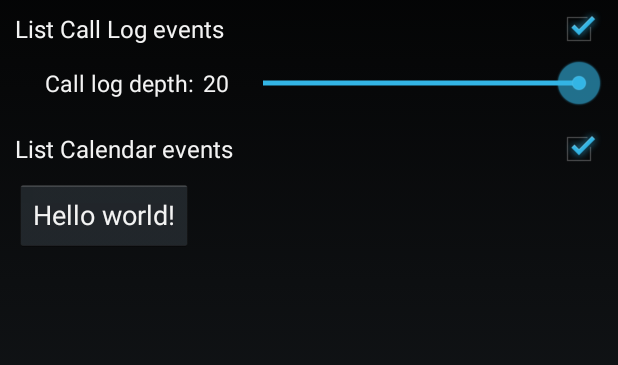
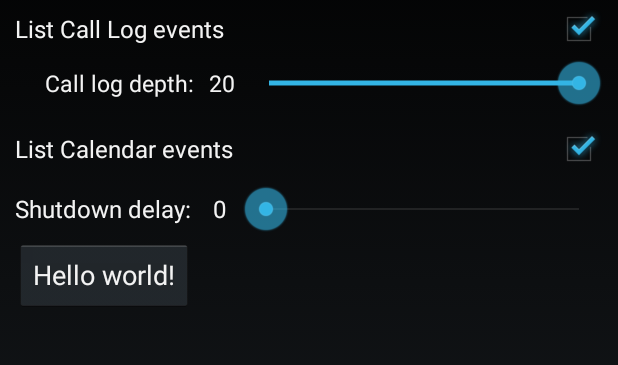
Before and after one commit to Ushkuinik/Caller, an Android app: the screen it shows after launch (ActivitySettings), on a phone screen of 412 x 824 dp, the part 130-495 px from its top. Run offline under Robolectric (Android 15) with nearby library versions, the phone set to English and light mode, and no system bars.

Commit message:
Implemented custom delay on shutdown. Delay can vary between 0 and 10 seconds. Closes #7.

```diff
--- a/app/src/main/java/company/caller/ActivitySettings.java
+++ b/app/src/main/java/company/caller/ActivitySettings.java
@@ -11,13 +11,13 @@ import android.os.Bundle;
 import android.preference.PreferenceManager;
 import android.util.Log;
 import android.view.LayoutInflater;
+import android.view.View;
+import android.widget.Button;
 import android.widget.CheckBox;
 import android.widget.CompoundButton;
 import android.widget.EditText;
 import android.widget.SeekBar;
 import android.widget.Switch;
-import android.widget.Button;
-import android.view.View;
 import android.widget.TextView;
 
 import wei.mark.standout.StandOutWindow;
@@ -66,8 +66,10 @@ public class ActivitySettings extends Activity {
 
         Button button = (Button) findViewById(R.id.button);
         SeekBar seekCallLogDepth = (SeekBar) findViewById(R.id.seekCallLogDepth);
+        SeekBar seekShutdownDelay = (SeekBar) findViewById(R.id.seekShutdownDelay);
         TextView textCallLogDepthValue = (TextView) findViewById(R.id.textCallLogDepthValue);
         TextView textCallLogDepthLabel = (TextView) findViewById(R.id.textCallLogDepthLabel);
+        TextView textShutdownDelayValue = (TextView) findViewById(R.id.textShutdownDelayValue);
         CheckBox checkEnableCallLogEvents = (CheckBox) findViewById(R.id.checkEnableCallLogEvents);
         CheckBox checkEnableCalendarEvents = (CheckBox) findViewById(R.id.checkEnableCalendarEvents);
 
@@ -82,21 +84,26 @@ public class ActivitySettings extends Activity {
         // retrieve preferences
         SharedPreferences preferences = PreferenceManager.getDefaultSharedPreferences(this);
         int prefCallLogDepth = preferences.getInt("prefCallLogDepth", 20);
+        int prefShutdownDelay = preferences.getInt("prefShutdownDelay", 0);
         boolean prefEnableCallLogEvents = preferences.getBoolean("prefEnableCallLogEvents", true);
         boolean prefEnableCalendarEvents = preferences.getBoolean("prefEnableCalendarEvents", true);
 
         seekCallLogDepth.setProgress(prefCallLogDepth);
+        seekShutdownDelay.setProgress(prefShutdownDelay);
         seekCallLogDepth.setEnabled(prefEnableCallLogEvents);
+
         textCallLogDepthValue.setText(Integer.toString(prefCallLogDepth));
         textCallLogDepthValue.setEnabled(prefEnableCallLogEvents);
         textCallLogDepthLabel.setEnabled(prefEnableCallLogEvents);
+        textShutdownDelayValue.setText(Integer.toString(prefShutdownDelay));
+
         checkEnableCallLogEvents.setChecked(prefEnableCallLogEvents);
         checkEnableCalendarEvents.setChecked(prefEnableCalendarEvents);
 
         // track changes of seekCallLogDepth (SeekBar)
         seekCallLogDepth.setOnSeekBarChangeListener(new SeekBar.OnSeekBarChangeListener() {
 
-            public void onProgressChanged(SeekBar seekBar, int progress, boolean fromUser){
+            public void onProgressChanged(SeekBar seekBar, int progress, boolean fromUser) {
                 ((TextView) findViewById(R.id.textCallLogDepthValue)).setText(Integer.toString(progress));
             }
 
@@ -108,6 +115,25 @@ public class ActivitySettings extends Activity {
                 SharedPreferences preferences = PreferenceManager.getDefaultSharedPreferences(ActivitySettings.this);
                 SharedPreferences.Editor editor = preferences.edit();
                 editor.putInt("prefCallLogDepth", seekBar.getProgress());
+                editor.commit();
+            }
+        });
+
+        // track changes of seekShutdownDelay (SeekBar)
+        seekShutdownDelay.setOnSeekBarChangeListener(new SeekBar.OnSeekBarChangeListener() {
+
+            public void onProgressChanged(SeekBar seekBar, int progress, boolean fromUser){
+                ((TextView) findViewById(R.id.textShutdownDelayValue)).setText(Integer.toString(progress));
+            }
+
+            public void onStartTrackingTouch(SeekBar seekBar) {
+            }
+
+            public void onStopTrackingTouch(SeekBar seekBar) {
+                // store value to preferences
+                SharedPreferences preferences = PreferenceManager.getDefaultSharedPreferences(ActivitySettings.this);
+                SharedPreferences.Editor editor = preferences.edit();
+                editor.putInt("prefShutdownDelay", seekBar.getProgress());
                 editor.commit();
             }
         });
--- a/app/src/main/res/layout/activity_settings.xml
+++ b/app/src/main/res/layout/activity_settings.xml
@@ -55,10 +55,11 @@
             android:id="@+id/textCallLogDepthValue"
             android:layout_width="30dp"
             android:layout_height="match_parent"
-            android:gravity="center_vertical|center_horizontal"
+            android:gravity="center"
             android:text="@string/strCallLogValueDefault"
             android:textAppearance="?android:attr/textAppearanceMedium"
-            android:textSize="15sp" />
+            android:textSize="15sp"
+            android:layout_gravity="center"/>
 
         <SeekBar
             android:id="@+id/seekCallLogDepth"
@@ -93,6 +94,39 @@
             android:gravity="center_vertical" />
     </RelativeLayout>
 
+    <LinearLayout
+        android:orientation="horizontal"
+        android:layout_width="match_parent"
+        android:layout_height="40dp">
+
+        <TextView
+            android:layout_width="wrap_content"
+            android:layout_height="wrap_content"
+            android:textAppearance="?android:attr/textAppearanceMedium"
+            android:text="@string/strShutdownDelayLabel"
+            android:id="@+id/textShutdownDelayLabel"
+            android:layout_gravity="left|center_vertical"
+            android:textSize="16sp"/>
+
+        <TextView
+            android:layout_width="30dp"
+            android:layout_height="match_parent"
+            android:textAppearance="?android:attr/textAppearanceMedium"
+            android:id="@+id/textShutdownDelayValue"
+            android:text="@string/strShutdownDelayValueDefault"
+            android:textSize="16sp"
+            android:gravity="center"/>
+
+        <SeekBar
+            android:layout_width="wrap_content"
+            android:layout_height="wrap_content"
+            android:id="@+id/seekShutdownDelay"
+            android:layout_weight="1"
+            android:max="10"
+            android:layout_gravity="center"
+            android:progress="0"/>
+    </LinearLayout>
+
     <Button
         android:id="@+id/button"
         android:layout_width="wrap_content"
--- a/app/src/main/res/values/strings.xml
+++ b/app/src/main/res/values/strings.xml
@@ -8,11 +8,13 @@
     <string name="action_settings">Settings</string>
     <string name="strNumber">Enter phone number</string>
     <string name="strDefaultNumber">""</string>
-    <string name="strCallLogDepthLabel">Call log depth: </string>
+    <string name="strCallLogDepthLabel">"Call log depth: "</string>
     <string name="strCallLogValueDefault">0</string>
     <string name="strDurationIs">"Duration is "</string>
     <string name="strSec">" sec"</string>
     <string name="strEnableCallLogEvents">List Call Log events</string>
     <string name="strEnableCalendarEvents">List Calendar events</string>
+    <string name="strShutdownDelayLabel">"Shutdown delay: "</string>
+    <string name="strShutdownDelayValueDefault">0</string>
 
 </resources>
```
Also changed, not shown: app/src/main/java/company/caller/CallDetectService.java (+13 -1 lines), app/src/main/java/company/caller/TopWindow.java (+22 -11 lines), 1 other file.
